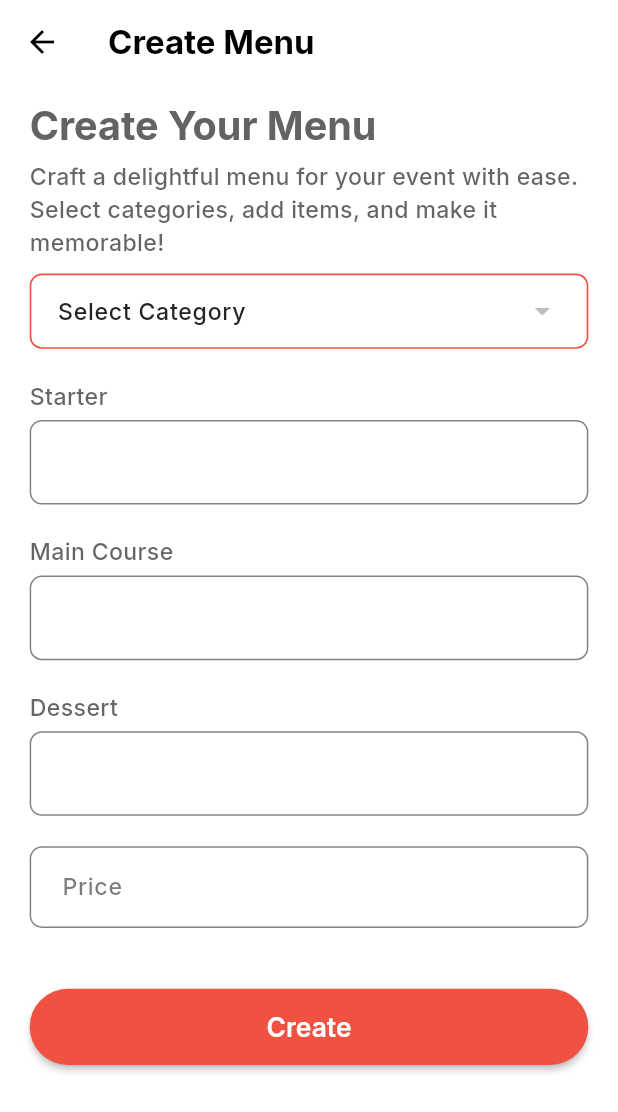
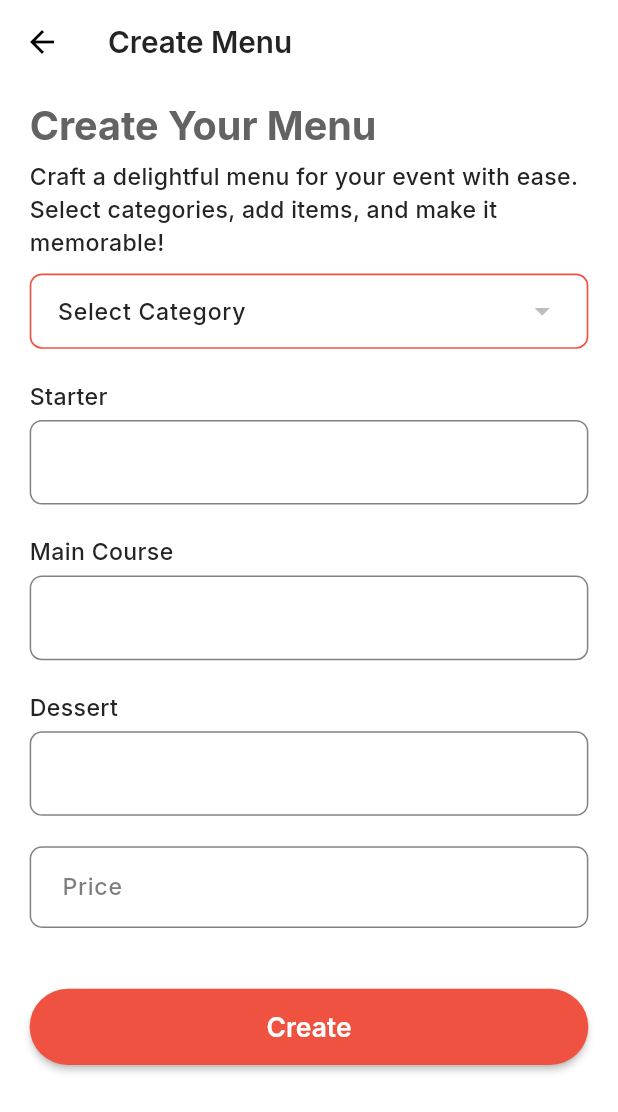
Before and after one commit to bishal-rumba007/catering-service-app, a Flutter app: the CreateMenuScreen screen opened directly, on a phone screen of 412 x 824 dp. Shown: the top 1112 px of the screen. Run offline on Flutter 3.47's test engine with Material 3 defaults, Android fonts, the phone set to English and light mode, and no system bars; our stand-ins replace cloud_firestore, firebase_auth, firebase_core, flutter_chat_types, flutter_riverpod, flutter_screenutil and 3 more; missing offline and left inert: flutter_firebase_chat_core; accounts and stored records are empty; network calls fail.

Commit message:
update themes

```diff
--- a/lib/src/themes/theme.dart
+++ b/lib/src/themes/theme.dart
@@ -13,7 +13,14 @@ ThemeData lightMode = ThemeData(
       secondary: AppColor.secondaryColor,
     ),
     iconTheme: const IconThemeData(
-      color: AppColor.primaryRed,
+      color: AppColor.darkColor,
+    ),
+    appBarTheme: AppBarTheme(
+      titleTextStyle: GoogleFonts.inter(
+        fontSize: 18.sp,
+        fontWeight: FontWeight.w600,
+        color: AppColor.darkColor
+      )
     ),
     textTheme: TextTheme(
       displayLarge: GoogleFonts.inter(
@@ -52,13 +59,13 @@ ThemeData lightMode = ThemeData(
         color: AppColor.darkColor,
       ),
       titleMedium: GoogleFonts.inter(
-        fontSize: 16.sp,
-        fontWeight: FontWeight.w500,
+        fontSize: 18.sp,
+        fontWeight: FontWeight.w600,
         color: AppColor.darkColor,
       ),
       titleSmall: GoogleFonts.inter(
-        fontSize: 14.sp,
-        fontWeight: FontWeight.w500,
+        fontSize: 16.sp,
+        fontWeight: FontWeight.w600,
         color: AppColor.darkColor,
       ),
       bodyLarge: GoogleFonts.inter(
@@ -69,7 +76,7 @@ ThemeData lightMode = ThemeData(
       bodyMedium: GoogleFonts.inter(
         fontSize: 14.sp,
         fontWeight: FontWeight.w500,
-        color: AppColor.darkColor.withOpacity(0.7),
+        color: AppColor.darkColor,
       ),
       bodySmall: GoogleFonts.inter(
         fontSize: 12.sp,
@@ -104,20 +111,20 @@ ThemeData lightMode = ThemeData(
         ),
         textStyle: MaterialStateProperty.all<TextStyle>(
           GoogleFonts.inter(
-            fontWeight: FontWeight.w800,
-            fontSize: 16,
-            color: AppColor.darkColor,
+            fontWeight: FontWeight.w600,
+            fontSize: 16.sp,
+            color: AppColor.greyColor,
           ),
         ),
         padding: MaterialStateProperty.all<EdgeInsetsGeometry>(
-          const EdgeInsets.symmetric(horizontal: 10.0, vertical: 8.0),
+          EdgeInsets.symmetric(horizontal: 16.w, vertical: 14.h),
         ),
         foregroundColor: MaterialStateProperty.resolveWith<Color>(
               (Set<MaterialState> states) {
             if (states.contains(MaterialState.disabled)) {
-              return Colors.grey;
+              return AppColor.greyColor;
             }
-            return Colors.white; // Customize the button text color
+            return AppColor.greyColor; // Customize the button text color
           },
         ),
         side: MaterialStateProperty.all<BorderSide>(
@@ -128,7 +135,7 @@ ThemeData lightMode = ThemeData(
         ),
         shape: MaterialStateProperty.all<RoundedRectangleBorder>(
           RoundedRectangleBorder(
-            borderRadius: BorderRadius.circular(8.0),
+            borderRadius: BorderRadius.circular(30.r),
           ),
         ),
       ),
```
